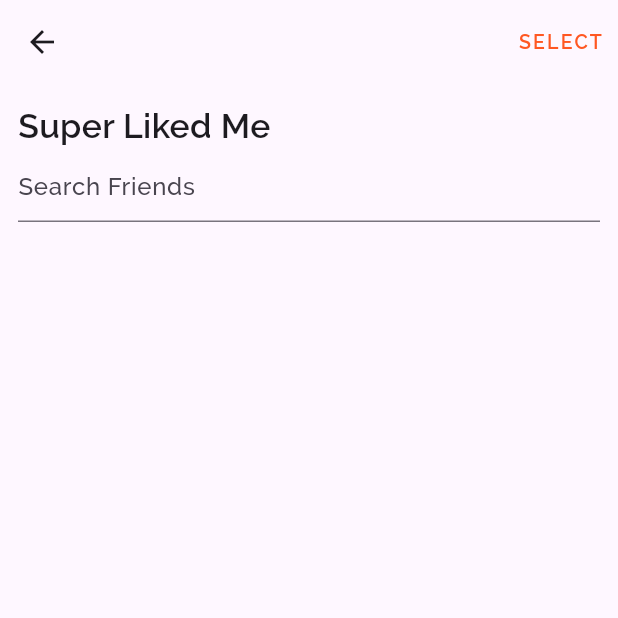
After one commit to mohitpraja/Flutter-UI-Design, a Flutter app: the DatingView screen opened by its route, on a phone screen of 412 x 824 dp, the top half of it. The commit adds this screen. Run offline on Flutter 3.47's test engine with Material 2 defaults, Android fonts, the phone set to English and light mode, and no system bars; our stand-ins replace get.

Commit message:
dating json added

```diff
--- a/lib/core/all_pages.dart
+++ b/lib/core/all_pages.dart
@@ -1,8 +1,11 @@
 import 'package:flutter_ui_design/core/routes.dart';
+import 'package:flutter_ui_design/datingApp/binding/dating_binding.dart';
+import 'package:flutter_ui_design/datingApp/view/dating_view.dart';
 import 'package:flutter_ui_design/home/binding/home_binding.dart';
 import 'package:flutter_ui_design/home/view/home_view.dart';
 import 'package:get/get.dart';
 
 List<GetPage> allPages = <GetPage>[
   GetPage(name: Routes.home, page: () => const HomeView(),binding: HomeBinding()),
-  ];
+  GetPage(name: Routes.datingApp, page: () => const DatingView(),binding: DatingBinding()),
+];
--- a/lib/core/routes.dart
+++ b/lib/core/routes.dart
@@ -1,3 +1,4 @@
 class Routes{
   static String home='/home_view';
+  static String datingApp='/dating_view';
 }
--- /dev/null
+++ b/lib/core/utils/font_family.dart
@@ -0,0 +1,3 @@
+class FF{
+  static const raleway='Raleway';
+}
--- /dev/null
+++ b/lib/datingApp/controller/dating_conroller.dart
@@ -0,0 +1,17 @@
+import 'dart:convert';
+import 'package:flutter/services.dart';
+import 'package:flutter_ui_design/models/dating_model.dart';
+import 'package:get/get.dart';
+
+class DatingController extends GetxController {
+  RxList<DatingModel> personList = <DatingModel>[].obs;
+
+  @override
+  Future<void> onInit() async {
+    var datingJson=await rootBundle.loadString("assets/json/dating_data.json");
+    personList.value= datingDataResponseFromJson(datingJson);
+    super.onInit();
+
+  }
+  List<DatingModel> datingDataResponseFromJson(String str) => List<DatingModel>.from(json.decode(str).map((x) => DatingModel.fromJson(x)));
+}
--- /dev/null
+++ b/lib/datingApp/view/dating_view.dart
@@ -0,0 +1,48 @@
+import 'package:flutter/material.dart';
+import 'package:flutter_ui_design/core/utils/font_family.dart';
+import 'package:flutter_ui_design/datingApp/controller/dating_conroller.dart';
+import 'package:get/get.dart';
+
+class DatingView extends GetView<DatingController> {
+  const DatingView({super.key});
+
+  @override
+  Widget build(BuildContext context) {
+    return Scaffold(
+      appBar: AppBar(
+        actions: const [
+          Padding(
+            padding: EdgeInsets.only(right: 10),
+            child: Text(
+              'SELECT',
+              style: TextStyle(
+                  letterSpacing: 1.5,
+                  fontSize: 13,
+                  color: Colors.deepOrange,
+                  fontWeight: FontWeight.bold),
+            ),
+          )
+        ],
+      ),
+      body: Container(
+        margin: const EdgeInsets.all(12),
+        child: const Column(
+          crossAxisAlignment: CrossAxisAlignment.start,
+          children: [
+            Text('Super Liked Me',style: TextStyle(
+              fontSize: 22.5,
+              fontFamily: FF.raleway,
+              fontWeight: FontWeight.bold,
+            ),),
+            TextField(
+              autocorrect: true,
+              decoration: InputDecoration(
+                hintText: 'Search Friends'
+              ),
+            )
+          ],
+        ),
+      ),
+    );
+  }
+}
--- a/lib/home/view/home_view.dart
+++ b/lib/home/view/home_view.dart
@@ -1,4 +1,5 @@
 import 'package:flutter/material.dart';
+import 'package:flutter_ui_design/core/routes.dart';
 import 'package:flutter_ui_design/home/controller/home_controller.dart';
 import 'package:get/get.dart';
 
@@ -19,7 +20,9 @@ class HomeView extends GetView<HomeController> {
                 crossAxisCount: 1, childAspectRatio: 1.6),
             itemCount: 10,
             itemBuilder: (context, index) {
-              return Container(
+              return GestureDetector(
+                onTap: () => Get.toNamed(Routes.datingApp),
+                child: Container(
                   margin: const EdgeInsets.only(left: 10, right: 10, bottom: 15),
                   alignment: AlignmentDirectional.bottomStart,
                   decoration: BoxDecoration(
@@ -45,6 +48,7 @@ class HomeView extends GetView<HomeController> {
                               ))),
                     ],
                   ),
+                ),
               );
             },
           ))
--- a/lib/main.dart
+++ b/lib/main.dart
@@ -1,6 +1,7 @@
 import 'package:flutter/material.dart';
 import 'package:flutter_ui_design/core/all_pages.dart';
 import 'package:flutter_ui_design/core/routes.dart';
+import 'package:flutter_ui_design/core/utils/font_family.dart';
 import 'package:get/get.dart';
 
 void main() {
@@ -16,7 +17,8 @@ class MyApp extends StatelessWidget {
       themeMode: ThemeMode.dark,
       debugShowCheckedModeBanner: false,
       theme: ThemeData(
-        brightness: Brightness.dark,
+        // brightness: Brightness.dark,
+        fontFamily: FF.raleway,
         useMaterial3: true,
       ),
       initialRoute: Routes.home,
--- /dev/null
+++ b/lib/models/dating_model.dart
@@ -0,0 +1,78 @@
+
+class DatingModel {
+  String? name;
+  String? address;
+  bool? isOnline;
+  bool? isSaved;
+  String? image;
+  String? progress;
+  int? level;
+  int? newMatches;
+  int? unMatched;
+  int? allMatches;
+  int? reMatches;
+  int? profileViews;
+  int? superLikes;
+
+  DatingModel({this.name, this.address, this.isOnline, this.isSaved, this.image, this.progress, this.level, this.newMatches, this.unMatched, this.allMatches, this.reMatches, this.profileViews, this.superLikes});
+
+  DatingModel.fromJson(Map<String, dynamic> json) {
+    if(json["name"] is String) {
+      name = json["name"];
+    }
+    if(json["address"] is String) {
+      address = json["address"];
+    }
+    if(json["isOnline"] is bool) {
+      isOnline = json["isOnline"];
+    }
+    if(json["isSaved"] is bool) {
+      isSaved = json["isSaved"];
+    }
+    if(json["image"] is String) {
+      image = json["image"];
+    }
+    if(json["progress"] is String) {
+      progress = json["progress"];
+    }
+    if(json["level"] is int) {
+      level = json["level"];
+    }
+    if(json["newMatches"] is int) {
+      newMatches = json["newMatches"];
+    }
+    if(json["unMatched"] is int) {
+      unMatched = json["unMatched"];
+    }
+    if(json["allMatches"] is int) {
+      allMatches = json["allMatches"];
+    }
+    if(json["reMatches"] is int) {
+      reMatches = json["reMatches"];
+    }
+    if(json["profileViews"] is int) {
+      profileViews = json["profileViews"];
+    }
+    if(json["superLikes"] is int) {
+      superLikes = json["superLikes"];
+    }
+  }
+
+  Map<String, dynamic> toJson() {
+    final Map<String, dynamic> data = <String, dynamic>{};
+    data["name"] = name;
+    data["address"] = address;
+    data["isOnline"] = isOnline;
+    data["isSaved"] = isSaved;
+    data["image"] = image;
+    data["progress"] = progress;
+    data["level"] = level;
+    data["newMatches"] = newMatches;
+    data["unMatched"] = unMatched;
+    data["allMatches"] = allMatches;
+    data["reMatches"] = reMatches;
+    data["profileViews"] = profileViews;
+    data["superLikes"] = superLikes;
+    return data;
+  }
+}
--- a/pubspec.yaml
+++ b/pubspec.yaml
@@ -58,6 +58,7 @@ flutter:
     - assets/
     - assets/images/
     - assets/dating/
+    - assets/json/
   #   - images/a_dot_ham.jpeg
   # An image asset can refer to one or more resolution-specific "variants", see
   # https://flutter.dev/assets-and-images/#resolution-aware
@@ -68,6 +69,11 @@ flutter:
   # "family" key with the font family name, and a "fonts" key with a
   # list giving the asset and other descriptors for the font. For
   # example:
+  fonts:
+    - family: Raleway
+      fonts:
+        - asset: assets/fonts/Raleway-Medium.ttf
+        - asset: assets/fonts/Raleway-SemiBold.ttf
   # fonts:
   #   - family: Schyler
   #     fonts:
```
Also changed, not shown: assets/json/dating_data.json (added, +152 -0 lines), lib/datingApp/binding/dating_binding.dart (added, +10 -0 lines), assets/fonts/Raleway-Medium.ttf (added), assets/fonts/Raleway-SemiBold.ttf (added). Lines whose indentation alone changed are shown as unchanged.
